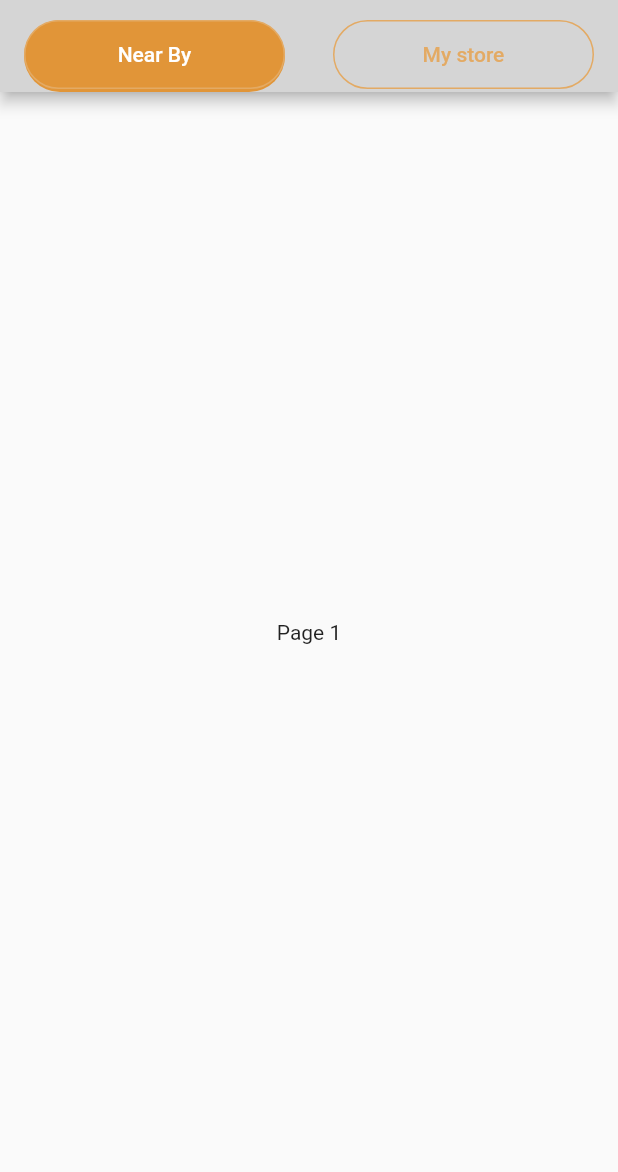
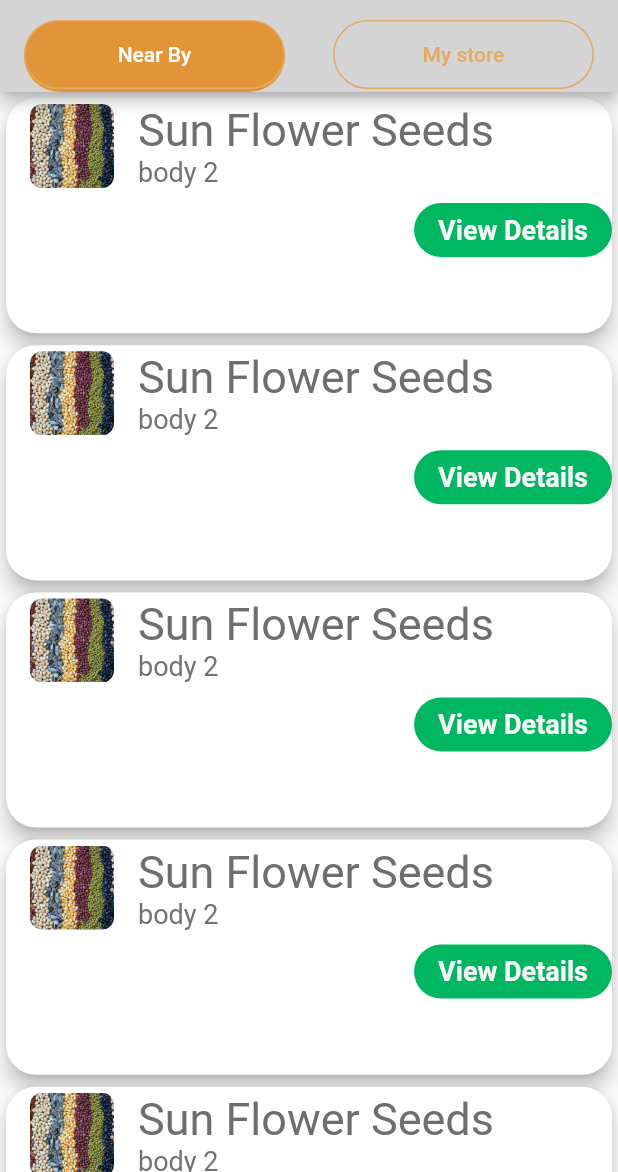
Before and after one commit to AsmaaNasserS/Plantopia-SolutionChallnge2021, a Flutter app: the screen it shows after launch, on a phone screen of 412 x 824 dp, the part 64-1236 px from its top. Run offline on Flutter 3.47's test engine with Material 2 defaults, Android fonts, the phone set to English and light mode, and no system bars; our stand-ins replace firebase_core, font_awesome_flutter, introduction_screen; accounts and stored records are empty.

Commit message:
Market place module( Product Details UI done , My store )

```diff
--- a/lib/const.dart
+++ b/lib/const.dart
@@ -12,6 +12,12 @@ const kInActiveOrangeColor = Color(0xFFE3AA64);
 const kBottomFootbarContainerColour = Color(0xFFEBEBEB);
 const kButtonTextColour =  Color(0xFFF8F8F8);
 
+const kBackgroundColor = Color(0xFFF8F8F8); // the app background shades
+const kCardColor = Color(0xFFFFFFFF); // Market card and anysimilar compononet
+
+const kTextBoldColour = Color(0xFF6E6E6E); // for the titles in the screens
+const KTextLightColour = Color(0xFF727272); // subtitles and body text
+
 const klogInButtonTextStyle = TextStyle(
   fontSize:18.00,
   fontWeight: FontWeight.bold,
@@ -21,7 +27,7 @@ const klogInButtonTextStyle = TextStyle(
 const kWelcomeScreensTitleText = TextStyle(
   fontSize: 25.00,
   fontWeight: FontWeight.bold,
-  color: Color(0xFF727272),
+  color: Color(0xFF6E6E6E),
 
 );
 
@@ -31,3 +37,11 @@ const kWelcomeScreensDescriptionText = TextStyle(
   color: Colors.black,
   height: 1.5,
 );
+
+//used in markET
+const kBodyTextColour = TextStyle(
+  fontSize: 15.00,
+  fontWeight: FontWeight.bold,
+  color:Color(0xFF727272),
+  height: 1.5,
+);
--- a/lib/main.dart
+++ b/lib/main.dart
@@ -8,7 +8,7 @@ import 'package:gp_app/view/SignUp.dart';
 import 'view/Login.dart';
 import 'package:gp_app/view/onboardingScreens/WelcomeScreen1.dart';
 import 'package:gp_app/view/onboardingScreens/ConstWelcomeScreens.dart';
-
+import 'package:gp_app/view/MarketPlaceScreens/ProductDetails.dart';
 
 Future<void> main() async{
   WidgetsFlutterBinding.ensureInitialized();
@@ -20,17 +20,17 @@ class MyApp extends StatelessWidget {
   @override
   Widget build(BuildContext context) {
     return MaterialApp(
-      home: marketPlace(), // write the namr of your page to rin it immediatly , to run the whole app uncomment the following
-      // initialRoute: WelcomeScreen1.id,
-      // routes: {
-      //   WelcomeScreen1.id:(context)=> WelcomeScreen1(),
-      //   ConstWelcomeScreen.id:(context)=>ConstWelcomeScreen(),
-      //   SignUp.id: (context) => SignUp(),
-      //   Login.id: (context) => Login(),
-      //   ForgetPassword.id: (context) => ForgetPassword(),
-      //   ResetPassword.id: (context) => ResetPassword(),
-      //   PasswordUpdated.id: (context) => PasswordUpdated(),
-      // },
+      home: MarketPlace(), // write the namr of your page to rin it immediatly , to run the whole app uncomment the following
+    //   initialRoute: WelcomeScreen1.id,
+    //   routes: {
+    //     WelcomeScreen1.id:(context)=> WelcomeScreen1(),
+    //     ConstWelcomeScreen.id:(context)=>ConstWelcomeScreen(),
+    //     SignUp.id: (context) => SignUp(),
+    //     Login.id: (context) => Login(),
+    //     ForgetPassword.id: (context) => ForgetPassword(),
+    //     ResetPassword.id: (context) => ResetPassword(),
+    //     PasswordUpdated.id: (context) => PasswordUpdated(),
+
     );
   }
 }
--- a/lib/view/MarketPlaceScreens/MarketPlace.dart
+++ b/lib/view/MarketPlaceScreens/MarketPlace.dart
@@ -1,17 +1,18 @@
 import 'package:flutter/cupertino.dart';
 import 'package:flutter/material.dart';
 import 'package:gp_app/const.dart';
+import 'MyStore.dart';
+import 'NearByStores.dart';
 
-class marketPlace extends StatefulWidget {
+class MarketPlace extends StatefulWidget {
   static String id = "marketPlace";
   @override
-  _marketPlaceState createState() => _marketPlaceState();
+  _MarketPlaceState createState() => _MarketPlaceState();
 }
 
-class _marketPlaceState extends State<marketPlace> {
+class _MarketPlaceState extends State<MarketPlace> {
   @override
   Widget build(BuildContext context) {
-    final mediaQuery = MediaQuery.of(context).size;
     return DefaultTabController(
         length: 2,
         child: Scaffold(
@@ -60,8 +61,8 @@ class _marketPlaceState extends State<marketPlace> {
           ),
           body: TabBarView(
             children: [
-              Center(child: Text("Page 1")),
-              Center(child: Text("Page 2")),
+              Center(child: nearBy(),),
+              Center(child: myStore()),
             ],
           ),
         ));
--- /dev/null
+++ b/lib/view/MarketPlaceScreens/MarketPlaceComponents.dart
@@ -0,0 +1,83 @@
+import 'package:flutter/cupertino.dart';
+import 'package:flutter/material.dart';
+import 'package:flutter/painting.dart';
+import 'package:flutter/widgets.dart';
+import 'package:gp_app/const.dart';
+import 'ProductDetails.dart';
+
+
+class MyStoreCard extends StatelessWidget {
+  const MyStoreCard({
+    Key key,
+    @required this.mediaQuery,
+  }) : super(key: key);
+
+  final Size mediaQuery;
+
+  @override
+  Widget build(BuildContext context) {
+    //card
+    // we wrapped the card with a container to ba able to manage the height
+    return Container(
+      height: mediaQuery.height * 0.2,
+      child: Card(
+        semanticContainer: true,
+        elevation: 5, // shadow
+        color: kCardColor,
+        shape: RoundedRectangleBorder(
+          borderRadius: BorderRadius.circular(20),
+        ),
+        child: Column(
+          mainAxisSize: MainAxisSize.max,
+          children: <Widget>[
+            ListTile(
+              leading: ClipRRect(
+                borderRadius: BorderRadius.circular(8.0),
+                child: Image.asset(
+                  'images/img.jpg',
+                ),
+              ),
+              title: Text(
+                'Sun Flower Seeds',
+                style: TextStyle(
+                  fontSize: 30.0,
+                  color: kTextBoldColour,
+                ),
+              ),
+              subtitle: Text(
+                'body 2 ',
+                style: TextStyle(
+                  fontSize: 18.0,
+                  color: KTextLightColour,
+                ),
+              ),
+            ),
+            // We rapped the button inside a row to have it in the right
+            Row(
+              mainAxisAlignment: MainAxisAlignment.end,
+              children: [
+                FlatButton(
+
+                  shape: RoundedRectangleBorder(
+                    borderRadius: BorderRadius.circular(20),
+                  ),
+                  color: kInActivelogInButtonColor,
+                  onPressed: () {
+                    Navigator.push(
+                        context,
+                        MaterialPageRoute(builder: (context) => ProductDetails())
+                    );
+                  },
+                  child: Text(
+                    'View Details',
+                    style: klogInButtonTextStyle,
+                  ),
+                ),
+              ],
+            ),
+          ],
+        ),
+      ),
+    );
+  }
+}
--- /dev/null
+++ b/lib/view/MarketPlaceScreens/NearByStores.dart
@@ -0,0 +1,33 @@
+import 'package:flutter/cupertino.dart';
+import 'package:flutter/material.dart';
+import 'package:flutter/widgets.dart';
+import 'package:gp_app/const.dart';
+import 'MarketPlaceComponents.dart';
+class nearBy extends StatefulWidget {
+  @override
+  _nearByState createState() => _nearByState();
+}
+
+class _nearByState extends State<nearBy> {
+  @override
+  Widget build(BuildContext context) {
+    final mediaQuery = MediaQuery.of(context).size;
+    return SingleChildScrollView(
+        child: Container(
+          width: mediaQuery.width * 1,
+          color: kBackgroundColor,
+          child: Center(
+            child: Column(
+              children: [
+                MyStoreCard(mediaQuery: mediaQuery),
+                MyStoreCard(mediaQuery: mediaQuery),
+                MyStoreCard(mediaQuery: mediaQuery),
+                MyStoreCard(mediaQuery: mediaQuery),
+                MyStoreCard(mediaQuery: mediaQuery),
+              ],
+            ),
+          ),
+        ));
+
+  }
+}
```
Also changed, not shown: lib/view/MarketPlaceScreens/MyStore.dart (added, +33 -0 lines), lib/view/MarketPlaceScreens/ProductDetails.dart (added, +79 -0 lines), images/img.jpg (added).
